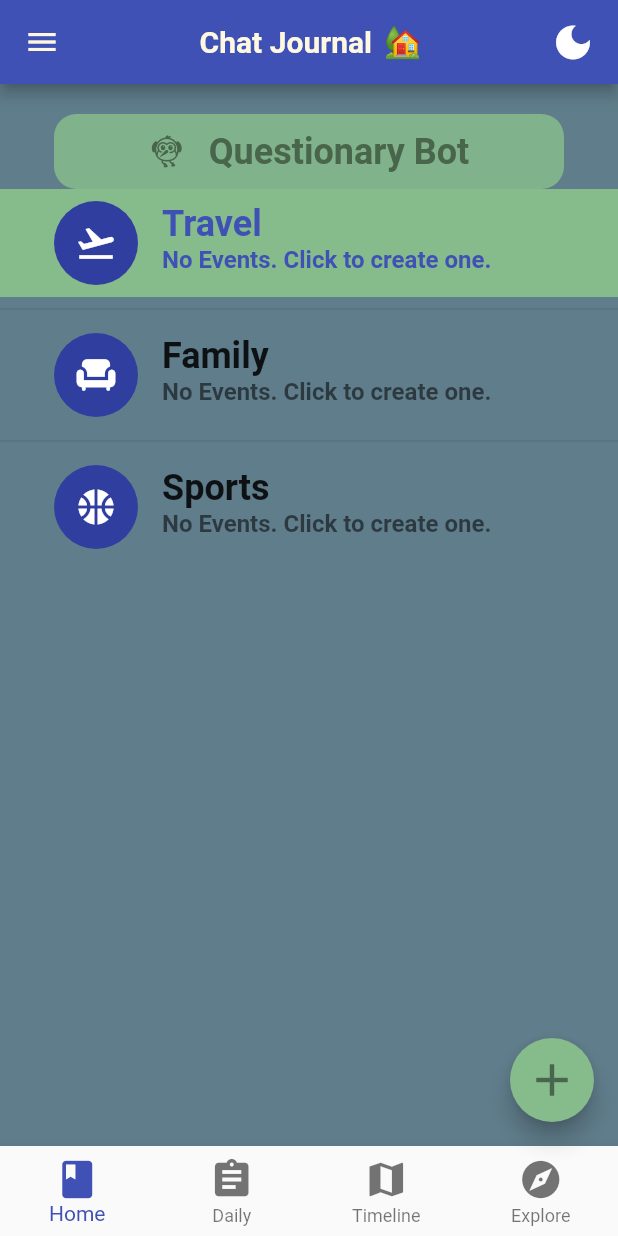
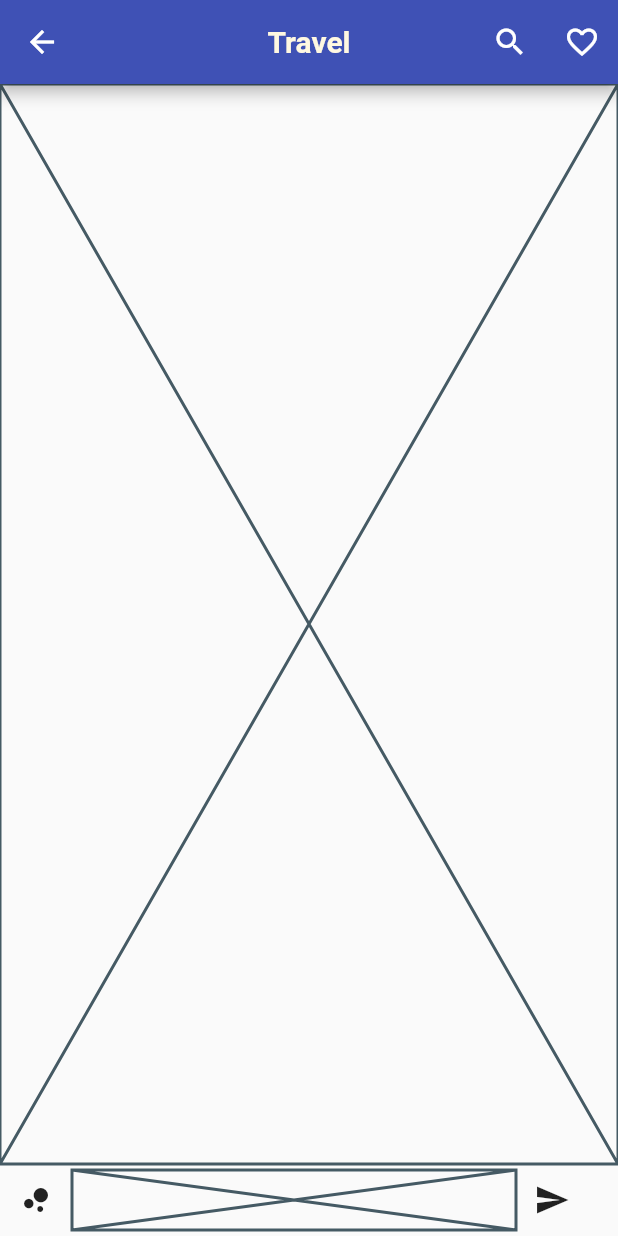
Before and after one commit to What-the-Flutter/WTF-Lab-2, a Flutter app: the screen it shows after launch, after a tap on "Travel", on a phone screen of 412 x 824 dp. Run offline on Flutter 3.47's test engine with Material 2 defaults, Android fonts, the phone set to English and light mode, and no system bars.

Commit message:
Add events route

```diff
--- a/chat_journal_flutter/lib/main.dart
+++ b/chat_journal_flutter/lib/main.dart
@@ -1,6 +1,7 @@
 import 'dart:ui';
 
 import 'package:flutter/material.dart';
+import 'subject_route.dart';
 
 void main() {
   runApp(const MyApp());
@@ -14,8 +15,11 @@ class MyApp extends StatelessWidget {
   Widget build(BuildContext context) {
     return MaterialApp(
         theme: ThemeData(primarySwatch: Colors.indigo),
-      home: const ChatJournal(title: 'Chat Journal'),
-    );
+        initialRoute: '/',
+        routes: {
+          '/': (context) => const ChatJournal(title: 'Chat Journal'),
+          EventList.routeName: (context) => const EventList(),
+        });
   }
 }
 
@@ -65,8 +69,8 @@ class _ChatJournalState extends State<ChatJournal> {
           onPressed: _stubMethod,
           tooltip: 'Open Menu',
         ),
-        title: Container(
-          child: RichText(
+        centerTitle: true,
+        title: RichText(
           text: TextSpan(
             children: [
               TextSpan(text: widget.title),
@@ -74,13 +78,14 @@ class _ChatJournalState extends State<ChatJournal> {
                 child: Container(
                   child: const Text('🏡'),
                   padding: const EdgeInsets.only(left: 8),
-                )),
+                ),
+              ),
             ],
             style: TextStyle(
                 fontWeight: FontWeight.bold,
                 fontSize: 20,
-                      color: Colors.amber[50]))),
-          alignment: Alignment.center,
+                color: Colors.amber[50]),
+          ),
         ),
         actions: [
           Container(
@@ -104,6 +109,8 @@ class _ChatJournalState extends State<ChatJournal> {
                 borderRadius: BorderRadius.circular(15),
               ),
               child: Center(
+                child: GestureDetector(
+                  onTap: _stubMethod,
                   child: RichText(
                     text: const TextSpan(
                       children: [
@@ -128,13 +135,16 @@ class _ChatJournalState extends State<ChatJournal> {
                     ),
                   ),
                 ),
+              ),
               height: 50,
             ),
             padding: const EdgeInsets.only(top: 20, right: 36, left: 36),
           ),
           Expanded(
             child: ListView.separated(
-              separatorBuilder: (context, index) => const Divider(),
+              separatorBuilder: (context, index) => const Divider(
+                thickness: 2,
+              ),
               itemCount: _categoryTitles.length,
               itemBuilder: (context, index) {
                 return ListTile(
@@ -142,6 +152,8 @@ class _ChatJournalState extends State<ChatJournal> {
                     setState(() {
                       _selectedIndex = index;
                     });
+                    Navigator.pushNamed(context, EventList.routeName,
+                        arguments: _categoryTitles[index]);
                   },
                   selected: index == _selectedIndex,
                   selectedTileColor: _acsentColor,
--- /dev/null
+++ b/chat_journal_flutter/lib/subject_route.dart
@@ -0,0 +1,79 @@
+import 'package:flutter/material.dart';
+
+class EventList extends StatefulWidget {
+  static const routeName = '/events_route';
+
+  const EventList({Key? key}) : super(key: key);
+
+  @override
+  _EventListState createState() => _EventListState();
+}
+
+void _stubMethod() {}
+
+class _EventListState extends State<EventList> {
+  static const _acsentColor = Color(0xff86BB8B);
+
+  @override
+  Widget build(BuildContext context) {
+    final _title = ModalRoute.of(context)!.settings.arguments as String;
+    return Scaffold(
+      appBar: AppBar(
+        centerTitle: true,
+        title: Text(
+          _title,
+          style: TextStyle(
+              fontWeight: FontWeight.bold,
+              fontSize: 20,
+              color: Colors.amber[50]),
+        ),
+        leading: IconButton(
+          icon: const Icon(
+            Icons.arrow_back,
+          ),
+          onPressed: () {
+            Navigator.pop(context);
+          },
+        ),
+        actions: <Widget>[
+          const IconButton(
+            onPressed: _stubMethod,
+            icon: Icon(Icons.search),
+          ),
+          const IconButton(
+            onPressed: _stubMethod,
+            icon: Icon(Icons.favorite_outline),
+          ),
+        ],
+      ),
+      body: _routeBody,
+    );
+  }
+
+  Widget get _routeBody {
+    return Column(
+      children: <Widget>[
+        const Expanded(child: Placeholder()),
+        Align(
+          alignment: Alignment.bottomCenter,
+          child: Row(
+            children: <Widget>[
+              IconButton(
+                onPressed: () {},
+                icon: const Icon(Icons.bubble_chart),
+              ),
+              const Placeholder(
+                fallbackWidth: 296,
+                fallbackHeight: 40,
+              ),
+              IconButton(
+                onPressed: () {},
+                icon: const Icon(Icons.send),
+              ),
+            ],
+          ),
+        )
+      ],
+    );
+  }
+}
```
Lines whose indentation alone changed are shown as unchanged.
